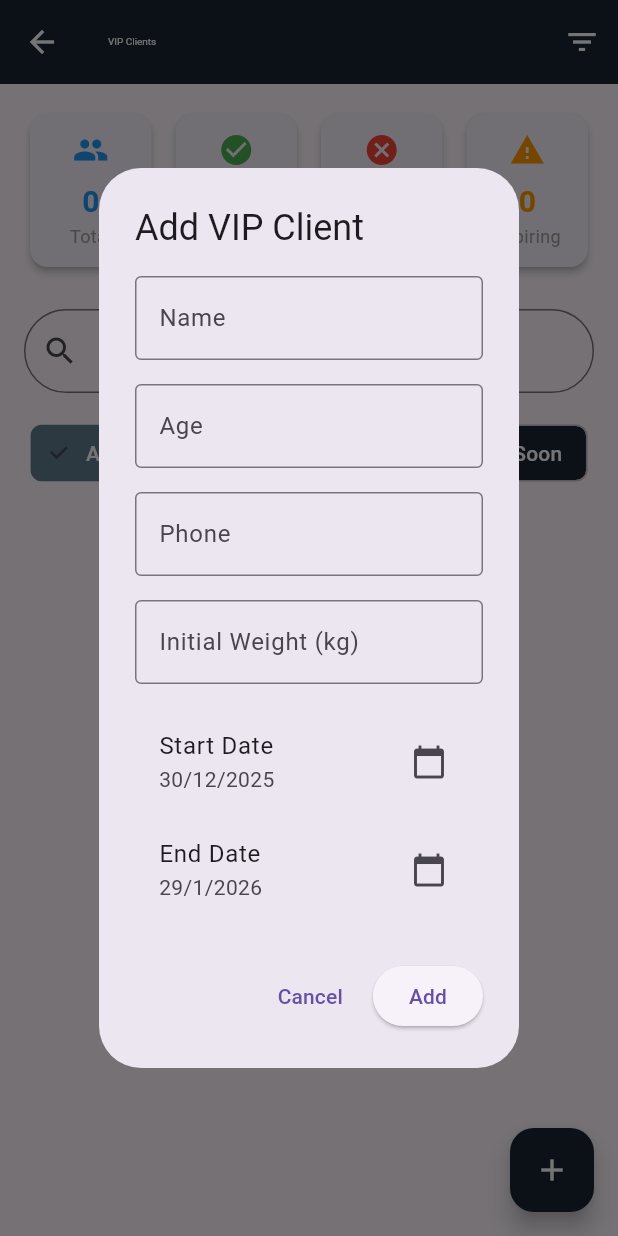
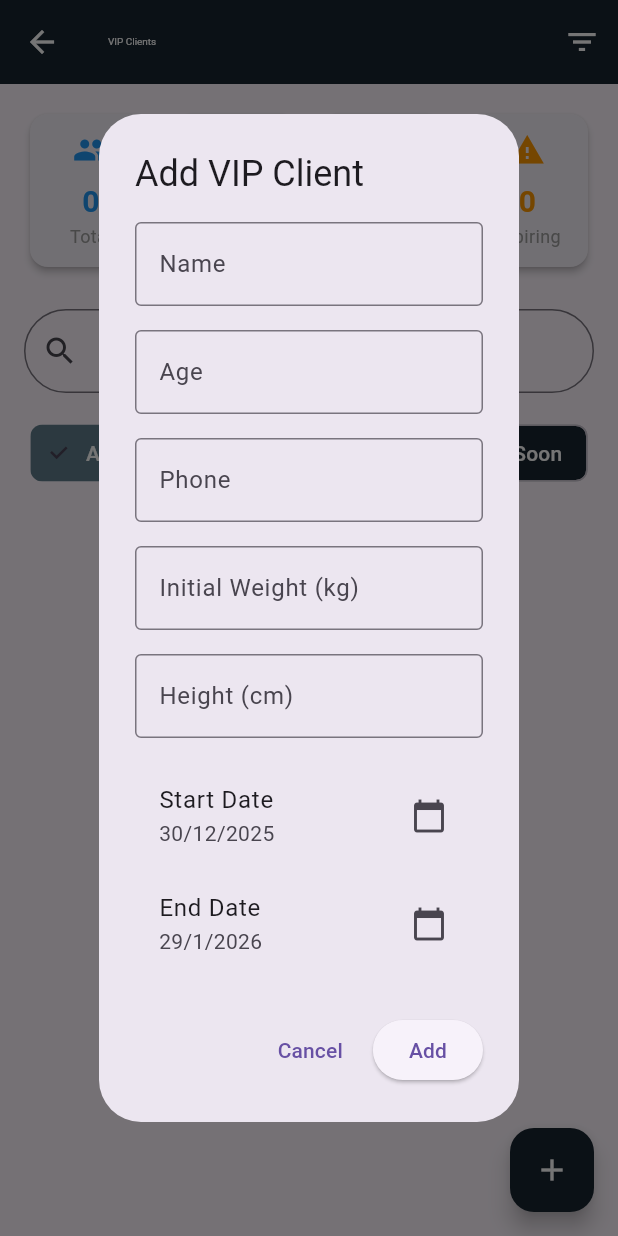
Before and after one commit to talbianis/Gym_manager, a Flutter app: the VipClientsScreen screen opened directly, after a tap on the "add" icon, on a phone screen of 412 x 824 dp. Run offline on Flutter 3.47's test engine with Material 3 defaults, Android fonts, the phone set to English and light mode, and no system bars; our stand-ins replace fl_chart, flutter_screenutil, sqflite, sqflite_common_ffi; accounts and stored records are empty.

Commit message:
add heights for vip client

```diff
--- a/lib/database/db_helper.dart
+++ b/lib/database/db_helper.dart
@@ -204,6 +204,7 @@ class DBHelper {
         phone TEXT NOT NULL,
         photo TEXT,
         weights TEXT NOT NULL,
+        height INTEGER NOT NULL,
         start_date TEXT NOT NULL,
         end_date TEXT NOT NULL,
         created_at TEXT NOT NULL
--- a/lib/models/vipclient.dart
+++ b/lib/models/vipclient.dart
@@ -7,6 +7,8 @@ class VipClient {
   final String? photo;
   final String phone;
   final List<WeightEntry> weights;
+  final int height;
+
   final DateTime startDate;
   final DateTime endDate;
   final DateTime createdAt;
@@ -18,6 +20,7 @@ class VipClient {
     this.photo,
     required this.phone,
     required this.weights,
+    required this.height,
     required this.startDate,
     required this.endDate,
     DateTime? createdAt,
@@ -64,6 +67,7 @@ class VipClient {
       'photo': photo,
       'phone': phone,
       'weights': _weightsToJson(weights),
+      'height': height,
       'start_date': startDate.toIso8601String(),
       'end_date': endDate.toIso8601String(),
       'created_at': createdAt.toIso8601String(),
@@ -78,6 +82,7 @@ class VipClient {
       photo: map['photo'],
       phone: map['phone'],
       weights: _weightsFromJson(map['weights']),
+      height: map['height'],
       startDate: DateTime.parse(map['start_date']),
       endDate: DateTime.parse(map['end_date']),
       createdAt: DateTime.parse(map['created_at']),
@@ -100,6 +105,8 @@ class VipClient {
     String? photo,
     String? phone,
     List<WeightEntry>? weights,
+    int? height,
+
     DateTime? startDate,
     DateTime? endDate,
     DateTime? createdAt,
@@ -111,6 +118,8 @@ class VipClient {
       photo: photo ?? this.photo,
       phone: phone ?? this.phone,
       weights: weights ?? this.weights,
+      height: height ?? this.height,
+
       startDate: startDate ?? this.startDate,
       endDate: endDate ?? this.endDate,
       createdAt: createdAt ?? this.createdAt,
@@ -131,7 +140,7 @@ class WeightEntry {
   factory WeightEntry.fromMap(Map<String, dynamic> map) {
     return WeightEntry(
       date: DateTime.parse(map['date']),
-      weight: map['weight'].toDouble(),
+      weight: (map['weight'] as num).toDouble(),
     );
   }
 }
--- a/lib/screens/vipScreen.dart
+++ b/lib/screens/vipScreen.dart
@@ -79,6 +79,7 @@ void showAddClientDialog(BuildContext context) async {
   final ageController = TextEditingController();
   final phoneController = TextEditingController();
   final weightController = TextEditingController();
+  final heightcontroller = TextEditingController();
 
   DateTime startDate = DateTime.now();
   DateTime endDate = DateTime.now().add(const Duration(days: 30));
@@ -124,6 +125,16 @@ void showAddClientDialog(BuildContext context) async {
                   keyboardType: TextInputType.number,
                   decoration: const InputDecoration(
                     labelText: 'Initial Weight (kg)',
+                    border: OutlineInputBorder(),
+                  ),
+                ),
+                const SizedBox(height: 16),
+
+                TextField(
+                  controller: heightcontroller,
+                  keyboardType: TextInputType.number,
+                  decoration: const InputDecoration(
+                    labelText: 'Height (cm)',
                     border: OutlineInputBorder(),
                   ),
                 ),
@@ -218,6 +229,7 @@ void showAddClientDialog(BuildContext context) async {
                   weights: weights,
                   startDate: startDate,
                   endDate: endDate,
+                  height: int.parse(heightcontroller.text),
                 );
 
                 final success = await Provider.of<VipClientViewModel>(
--- a/lib/widgets/vip/addclientdialogue.dart
+++ b/lib/widgets/vip/addclientdialogue.dart
@@ -11,6 +11,7 @@ class DialogUtils {
     final ageController = TextEditingController();
     final phoneController = TextEditingController();
     final weightController = TextEditingController();
+    final heightController = TextEditingController();
 
     DateTime startDate = DateTime.now();
     DateTime endDate = DateTime.now().add(const Duration(days: 30));
@@ -114,7 +115,8 @@ class DialogUtils {
                   if (nameController.text.isEmpty ||
                       ageController.text.isEmpty ||
                       phoneController.text.isEmpty ||
-                      weightController.text.isEmpty) {
+                      weightController.text.isEmpty ||
+                      heightController.text.isEmpty) {
                     CustomSnackBar.showError(
                       context,
                       'Please fill all required fields',
@@ -136,6 +138,7 @@ class DialogUtils {
                   ];
 
                   final client = VipClient(
+                    height: int.parse(heightController.text),
                     name: nameController.text,
                     age: int.parse(ageController.text),
                     phone: phoneController.text,
--- a/lib/widgets/vip/clieentlist.dart
+++ b/lib/widgets/vip/clieentlist.dart
@@ -227,6 +227,10 @@ class _ClieentlistState extends State<Clieentlist> {
                 '${client.endDate.day}/${client.endDate.month}/${client.endDate.year}',
               ),
               const Divider(),
+              _buildDetailRow('Height', '${client.height} cm'),
+
+              const Divider(),
+
               const Text(
                 'Weight History',
                 style: TextStyle(fontWeight: FontWeight.bold, fontSize: 16),
```
